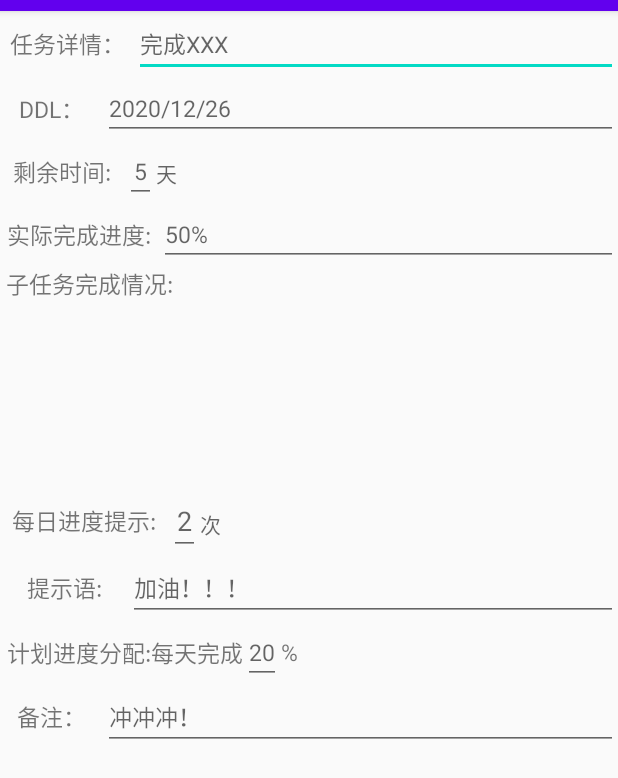
After one commit to yanshihui/killDLL, an Android app: the TaskDetailsActivity screen opened directly, with no data from a screen before it, on a phone screen of 412 x 824 dp. The commit adds this screen. Shown: the top 778 px of the screen. Run offline under Robolectric (Android 15) with nearby library versions, the phone set to English and light mode, and no system bars; 4 statements that could not run were skipped.

Commit message:
UI of the task_details

```diff
--- a/app/build.gradle
+++ b/app/build.gradle
@@ -27,6 +27,7 @@ dependencies {
     implementation 'androidx.appcompat:appcompat:1.2.0'
     implementation 'androidx.constraintlayout:constraintlayout:2.0.4'
     implementation 'com.google.android.material:material:1.2.1'
+    implementation 'androidx.wear:wear:1.0.0'
     testImplementation 'junit:junit:4.12'
     androidTestImplementation 'androidx.test.ext:junit:1.1.2'
     androidTestImplementation 'androidx.test.espresso:espresso-core:3.3.0'
@@ -34,5 +35,6 @@ dependencies {
     implementation 'androidx.recyclerview:recyclerview:1.1.0'
     implementation 'androidx.cardview:cardview:1.0.0'
     implementation 'org.litepal.android:java:3.0.0'
+    compileOnly 'com.google.android.wearable:wearable:2.6.0'
 
 }
--- a/app/src/main/java/com/example/killdll/NewTaskActivity.java
+++ b/app/src/main/java/com/example/killdll/NewTaskActivity.java
@@ -6,7 +6,6 @@ import android.app.DatePickerDialog;
 import android.app.TimePickerDialog;
 import android.os.Bundle;
 import android.view.View;
-import android.widget.AdapterView;
 import android.widget.Button;
 import android.widget.DatePicker;
 import android.widget.ListView;
@@ -14,7 +13,6 @@ import android.widget.TimePicker;
 
 import com.example.killdll.subTask.SubTask;
 import com.example.killdll.subTask.TaskAdapter;
-import com.google.android.material.floatingactionbutton.FloatingActionButton;
 
 import java.util.ArrayList;
 import java.util.Calendar;
--- /dev/null
+++ b/app/src/main/java/com/example/killdll/TaskDetailsActivity.java
@@ -0,0 +1,32 @@
+package com.example.killdll;
+
+import android.os.Bundle;
+import android.widget.TextView;
+import android.widget.Toolbar;
+
+import androidx.appcompat.app.ActionBar;
+import androidx.appcompat.app.AppCompatActivity;
+
+public class TaskDetailsActivity extends AppCompatActivity {
+
+    private TextView mTextView;
+
+    @Override
+    protected void onCreate(Bundle savedInstanceState) {
+        super.onCreate(savedInstanceState);
+        setContentView(R.layout.activity_task_details);
+
+        mTextView = (TextView) findViewById(R.id.text);
+
+        Toolbar toolbar = (Toolbar)findViewById(R.id.toolbar);
+
+        toolbar.setTitle("任务详情");
+        setSupportActionBar(toolbar);
+        getActionBar().setDisplayShowTitleEnabled(true);
+        getSupportActionBar().setDisplayHomeAsUpEnabled(true);
+
+    }
+
+    private void setSupportActionBar(Toolbar toolbar) {
+    }
+}
--- /dev/null
+++ b/app/src/main/res/layout/activity_task_details.xml
@@ -0,0 +1,279 @@
+<?xml version="1.0" encoding="utf-8"?>
+<LinearLayout xmlns:android="http://schemas.android.com/apk/res/android"
+    xmlns:app="http://schemas.android.com/apk/res-auto"
+    xmlns:tools="http://schemas.android.com/tools"
+    android:orientation="vertical"
+    android:layout_width="match_parent"
+    android:layout_height="match_parent"
+    tools:context=".NewTaskActivity">
+
+    <com.google.android.material.appbar.AppBarLayout
+        android:layout_width="match_parent"
+        android:layout_height="wrap_content">
+
+        <androidx.appcompat.widget.Toolbar
+            android:id="@+id/toolbar"
+            android:layout_width="5dp"
+            android:layout_height="7dp"
+            android:background="?attr/colorPrimary"
+            android:theme="@style/ThemeOverlay.AppCompat.Dark.ActionBar"
+            app:popupTheme="@style/ThemeOverlay.AppCompat.Light" />
+    </com.google.android.material.appbar.AppBarLayout>
+
+    <LinearLayout
+        android:layout_width="match_parent"
+        android:layout_height="wrap_content"
+        android:orientation="horizontal" >
+
+        <TextView
+            android:layout_width="25dp"
+            android:layout_height="wrap_content"
+            android:layout_gravity="center_vertical"
+            android:layout_weight="1"
+            android:gravity="center"
+            android:text="任务详情："
+            android:textSize="15sp" />
+
+        <EditText
+            android:id="@+id/detail_theme"
+            android:layout_width="0dp"
+            android:layout_height="wrap_content"
+            android:layout_gravity="center_vertical"
+            android:layout_weight="5"
+            android:gravity="left"
+            android:textSize="15dp"
+            android:hint="完成XXX" />
+    </LinearLayout>
+
+
+    <LinearLayout
+        android:layout_width="match_parent"
+        android:layout_height="wrap_content"
+        android:orientation="horizontal">
+
+        <TextView
+            android:layout_width="0dp"
+            android:layout_height="wrap_content"
+            android:layout_gravity="center_vertical"
+            android:layout_weight="1"
+            android:gravity="center"
+            android:text="DDL："
+            android:textSize="15sp" />
+
+        <EditText
+            android:id="@+id/detail_time"
+            android:layout_width="0dp"
+            android:layout_height="wrap_content"
+            android:layout_gravity="center_vertical"
+            android:layout_weight="5"
+            android:gravity="left"
+            android:textSize="15dp"
+            android:hint="2020/12/26" />
+
+    </LinearLayout>
+
+    <LinearLayout
+        android:layout_width="match_parent"
+        android:layout_height="wrap_content"
+        android:orientation="horizontal">
+
+        <TextView
+            android:layout_width="0dp"
+            android:layout_height="wrap_content"
+            android:layout_gravity="center_vertical"
+            android:layout_weight="2"
+            android:gravity="center"
+            android:text="剩余时间:"
+            android:textSize="15sp" />
+
+        <EditText
+            android:id="@+id/detail_rest_time"
+            android:layout_width="wrap_content"
+            android:layout_height="wrap_content"
+            android:gravity="center"
+            android:textSize="15dp"
+            android:hint="5" />
+
+        <TextView
+            android:layout_width="wrap_content"
+            android:layout_height="wrap_content"
+            android:layout_weight="7"
+            android:hint="天"/>
+
+    </LinearLayout>
+
+    <LinearLayout
+        android:layout_width="match_parent"
+        android:layout_height="wrap_content"
+        android:orientation="horizontal">
+
+        <TextView
+            android:layout_width="45dp"
+            android:layout_height="wrap_content"
+            android:layout_gravity="center_vertical"
+            android:layout_weight="1"
+            android:gravity="center"
+            android:text="实际完成进度:"
+            android:textSize="15sp" />
+
+        <EditText
+            android:id="@+id/detail_fact"
+            android:layout_width="0dp"
+            android:layout_height="wrap_content"
+            android:layout_gravity="center_vertical"
+            android:layout_weight="5"
+            android:gravity="left"
+            android:textSize="15dp"
+            android:hint="50%" />
+
+    </LinearLayout>
+
+    <LinearLayout
+        android:layout_width="match_parent"
+        android:layout_height="147dp"
+        android:orientation="horizontal">
+
+        <TextView
+            android:id="@+id/subTask2"
+            android:layout_width="60dp"
+            android:layout_height="wrap_content"
+            android:layout_gravity="left"
+            android:layout_weight="1"
+            android:gravity="center"
+            android:text="子任务完成情况:"
+            android:textSize="15sp" />
+
+        <ScrollView
+            android:layout_width="0dp"
+            android:layout_height="wrap_content"
+            android:layout_gravity="center_vertical"
+            android:layout_weight="5"
+            android:gravity="center">
+
+            <ListView
+                android:id="@+id/task_detail_list"
+                android:layout_width="0dp"
+                android:layout_height="wrap_content"
+                android:layout_gravity="center_vertical"
+                android:layout_weight="5"
+                android:gravity="center" />
+        </ScrollView>
+
+    </LinearLayout>
+
+    <LinearLayout
+        android:layout_width="match_parent"
+        android:layout_height="wrap_content"
+        android:orientation="horizontal">
+
+        <TextView
+            android:layout_width="0dp"
+            android:layout_height="wrap_content"
+            android:layout_gravity="center_vertical"
+            android:layout_weight="3"
+            android:gravity="center"
+            android:text="每日进度提示:"
+            android:textSize="15sp" />
+
+            <EditText
+                android:id="@+id/detail_plan_times"
+                android:layout_width="wrap_content"
+                android:layout_height="wrap_content"
+                android:gravity="center"
+                android:hint="2" />
+
+            <TextView
+                android:layout_width="wrap_content"
+                android:layout_height="wrap_content"
+                android:layout_weight="7"
+                android:hint="次"/>
+
+    </LinearLayout>
+
+    <LinearLayout
+        android:layout_width="match_parent"
+        android:layout_height="wrap_content"
+        android:orientation="horizontal">
+
+        <TextView
+            android:layout_width="20dp"
+            android:layout_height="wrap_content"
+            android:layout_gravity="center_vertical"
+            android:layout_weight="1"
+            android:gravity="center"
+            android:text="提示语:"
+            android:textSize="15sp" />
+
+        <EditText
+            android:id="@+id/detail_reminder"
+            android:layout_width="0dp"
+            android:layout_height="wrap_content"
+            android:layout_gravity="center_vertical"
+            android:layout_weight="5"
+            android:gravity="left"
+            android:textSize="15dp"
+            android:hint="加油！！！" />
+
+    </LinearLayout>
+
+    <LinearLayout
+        android:layout_width="match_parent"
+        android:layout_height="wrap_content"
+        android:orientation="horizontal">
+
+        <TextView
+            android:layout_width="70dp"
+            android:layout_height="wrap_content"
+            android:layout_gravity="center_vertical"
+            android:layout_weight="3"
+            android:gravity="right"
+            android:text="计划进度分配:每天完成"
+            android:textSize="15sp" />
+
+        <EditText
+            android:id="@+id/detail_plan_"
+            android:layout_width="wrap_content"
+            android:layout_height="wrap_content"
+            android:layout_gravity="center_vertical"
+            android:gravity="center"
+            android:hint="20"
+            android:textSize="15dp"/>
+
+        <TextView
+            android:layout_width="70dp"
+            android:layout_height="wrap_content"
+            android:layout_gravity="center_vertical"
+            android:layout_weight="5"
+            android:gravity="left"
+            android:text="%"
+            android:textSize="15sp" />
+
+    </LinearLayout>
+
+    <LinearLayout
+        android:layout_width="match_parent"
+        android:layout_height="wrap_content"
+        android:orientation="horizontal">
+
+        <TextView
+            android:layout_width="0dp"
+            android:layout_height="wrap_content"
+            android:layout_gravity="center_vertical"
+            android:layout_weight="1"
+            android:gravity="center"
+            android:text="备注："
+            android:textSize="15sp" />
+
+        <EditText
+            android:id="@+id/detail_note"
+            android:layout_width="0dp"
+            android:layout_height="wrap_content"
+            android:layout_gravity="center_vertical"
+            android:layout_weight="5"
+            android:gravity="left"
+            android:textSize="15dp"
+            android:hint="冲冲冲！" />
+
+    </LinearLayout>
+
+</LinearLayout>
--- /dev/null
+++ b/app/src/main/res/values-round/strings.xml
@@ -0,0 +1,3 @@
+<resources>
+    <string name="hello_world">Hello Round World!</string>
+</resources>
--- /dev/null
+++ b/app/src/main/res/values/dimens.xml
@@ -0,0 +1,15 @@
+<?xml version="1.0" encoding="utf-8"?>
+<resources>
+    <!--
+    Because the window insets on round devices are larger than 15dp, this padding only applies
+    to square screens.
+    -->
+    <dimen name="box_inset_layout_padding">0dp</dimen>
+
+    <!--
+    This padding applies to both square and round screens. The total padding between the buttons
+    and the window insets is box_inset_layout_padding (above variable) on square screens and
+    inner_frame_layout_padding (below variable) on round screens.
+    -->
+    <dimen name="inner_frame_layout_padding">5dp</dimen>
+</resources>
--- a/app/src/main/res/values/strings.xml
+++ b/app/src/main/res/values/strings.xml
@@ -1,3 +1,9 @@
 <resources>
     <string name="app_name">KillDLL</string>
+    <string name="title_activity_task_details">TaskDetailsActivity</string>
+    <!--
+    This string is used for square devices and overridden by hello_world in
+    values-round/strings.xml for round devices.
+    -->
+    <string name="hello_world">Hello Square World!</string>
 </resources>
--- a/app/src/main/res/values/styles.xml
+++ b/app/src/main/res/values/styles.xml
@@ -1,10 +1,14 @@
 <resources>
     <!-- Base application theme. -->
-    <style name="AppTheme" parent="Theme.AppCompat.Light.DarkActionBar">
+    <style name="AppTheme" parent="Theme.AppCompat.Light.NoActionBar">
         <!-- Customize your theme here. -->
         <item name="colorPrimary">@color/colorPrimary</item>
         <item name="colorPrimaryDark">@color/colorPrimaryDark</item>
         <item name="colorAccent">@color/colorAccent</item>
     </style>
+    <style name="AppTheme.NoActionBar">
+        <item name="windowActionBar">false</item>
+        <item name="windowNoTitle">true</item>
+    </style>
 
 </resources>
--- a/build.gradle
+++ b/build.gradle
@@ -5,7 +5,7 @@ buildscript {
         jcenter()
     }
     dependencies {
-        classpath "com.android.tools.build:gradle:4.0.1"
+        classpath 'com.android.tools.build:gradle:4.1.1'
 
         // NOTE: Do not place your application dependencies here; they belong
         // in the individual module build.gradle files
```
Also changed, not shown: app/src/main/AndroidManifest.xml (+26 -1 lines), gradle/wrapper/gradle-wrapper.properties, 1 other file.
